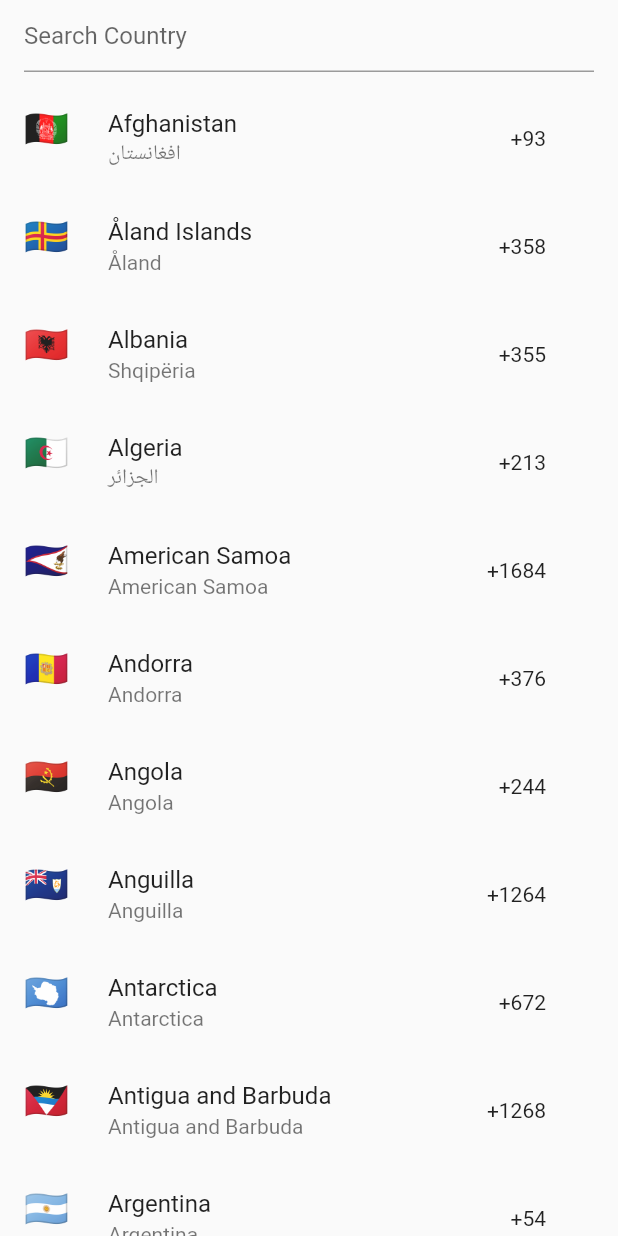
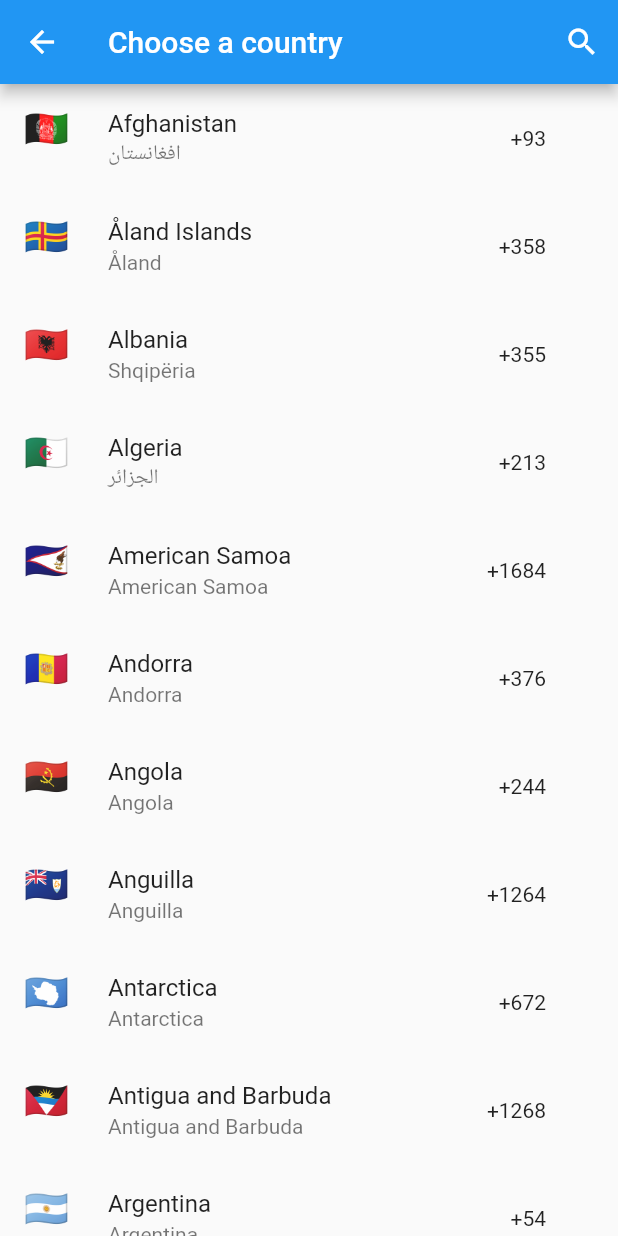
Before and after one commit to CDebayan/country_picker_flutter, a Flutter app: the CountryPickerScreen screen opened directly with empty values, on a phone screen of 412 x 824 dp. Run offline on Flutter 3.47's test engine with Material 2 defaults, Android fonts, the phone set to English and light mode, and no system bars.

Commit message:
toggle appbar

```diff
--- a/lib/country_picker_screen.dart
+++ b/lib/country_picker_screen.dart
@@ -8,13 +8,15 @@ import 'package:flutter/material.dart';
 
 class CountryPickerScreen extends StatefulWidget {
   final CountryListBloc _bloc;
+
   CountryPickerScreen(this._bloc);
 
   @override
   _CountryPickerScreenState createState() => _CountryPickerScreenState();
 }
 
-class _CountryPickerScreenState extends State<CountryPickerScreen> with Functionality{
+class _CountryPickerScreenState extends State<CountryPickerScreen> with Functionality {
+  bool showAppBar = true;
 
   @override
   void initState() {
@@ -24,15 +26,21 @@ class _CountryPickerScreenState extends State<CountryPickerScreen> with Function
 
   @override
   Widget build(BuildContext context) {
-    return Scaffold(
+    return WillPopScope(
+      onWillPop: () async {
+        if (!showAppBar) {
+          setState(() {
+            widget._bloc.eventController.add(FetchCountryList());
+            showAppBar = true;
+          });
+          return false;
+        }
+        return true;
+      },
+      child: Scaffold(
+        appBar: _buildSearchBar(),
         body: SafeArea(
-        child: Column(
-          children: <Widget>[
-            _buildSearchBar(),
-            Expanded(
           child: _validateResult(),
-            ),
-          ],
         ),
       ),
     );
@@ -45,13 +53,13 @@ class _CountryPickerScreenState extends State<CountryPickerScreen> with Function
           if (snapshot.data is LoadedState) {
             LoadedState data = snapshot.data;
             return _buildCountryList(data.countryList);
-          }else {
+          } else {
             return Container();
           }
         });
   }
 
-  Widget _buildCountryList(List<CountryModel> countryList){
+  Widget _buildCountryList(List<CountryModel> countryList) {
     return ListView.builder(
         itemCount: countryList.length,
         itemBuilder: (_, index) {
@@ -82,23 +90,60 @@ class _CountryPickerScreenState extends State<CountryPickerScreen> with Function
             selected: countryList[index].isSelected,
             onTap: () {
               widget._bloc.eventController
-                  .add(SelectCountry(countryList[index],context));
+                  .add(SelectCountry(countryList[index], context));
             },
           );
         });
   }
 
   _buildSearchBar() {
-    return Container(
-      margin: EdgeInsets.only(left: 16, right: 16, bottom: 8),
-      child: TextField(
-        decoration: InputDecoration(hintText: "Search Country"),
+    final TextEditingController _controller = TextEditingController();
+    if (showAppBar) {
+      return AppBar(
+        title: Text("Choose a country"),
+        actions: <Widget>[
+          IconButton(
+            icon: Icon(Icons.search),
+            onPressed: () {
+              setState(() {
+                showAppBar = false;
+              });
+            },
+          )
+        ],
+      );
+    } else {
+      return AppBar(
+        title: TextField(
+          controller: _controller,
+          style: TextStyle(
+            color: Colors.white,
+          ),
+          cursorColor: Colors.white,
+          decoration: InputDecoration.collapsed(
+            hintText: "Search...",
+            hintStyle: TextStyle(
+              color: Colors.white,
+            ),
+          ),
           onChanged: (value) {
             Debouncer(milliseconds: 500).run(() {
               widget._bloc.eventController.add(SearchCountry(value));
             });
           },
         ),
+        actions: <Widget>[
+          IconButton(
+            icon: Icon(Icons.close),
+            onPressed: () {
+              setState(() {
+                widget._bloc.eventController.add(FetchCountryList());
+                showAppBar = true;
+              });
+            },
+          )
+        ],
       );
     }
   }
+}
```
Lines whose indentation alone changed are shown as unchanged.
